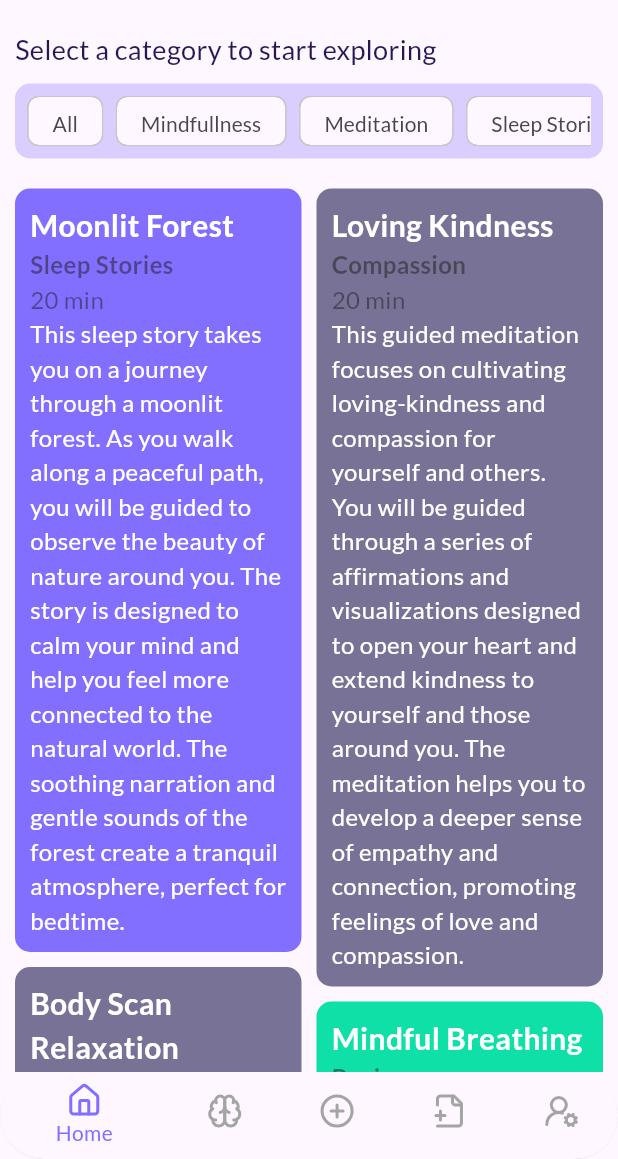
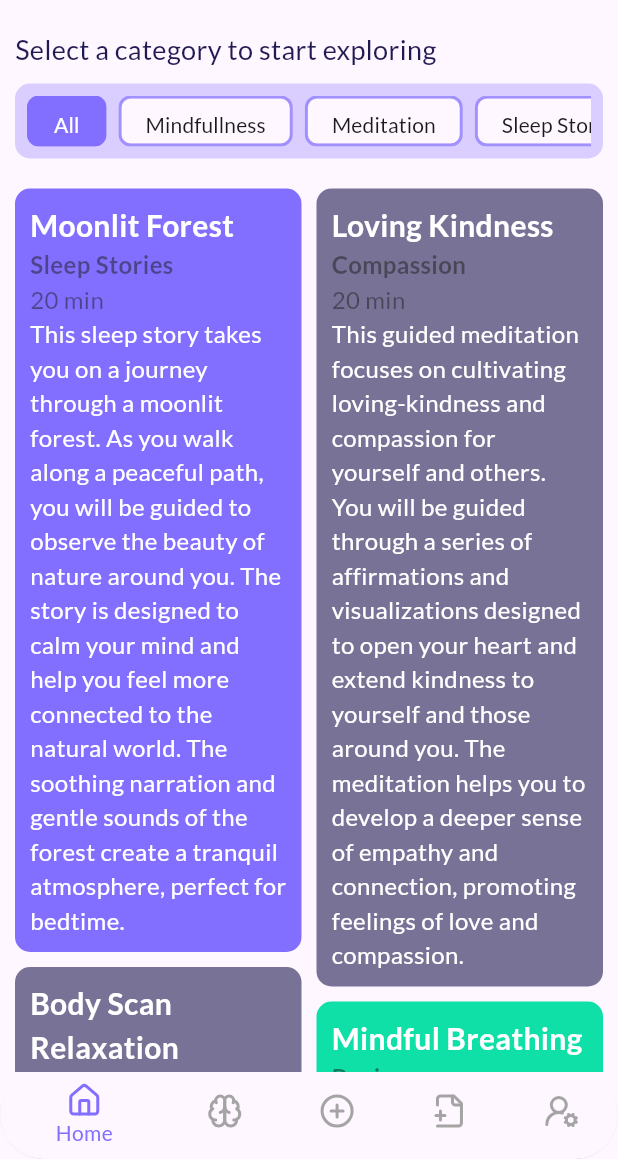
Before and after one commit to dinuka920/Flutter-App-09---Meditator, a Flutter app: the screen it shows after launch, on a phone screen of 412 x 824 dp, the part 77-1236 px from its top. Run offline on Flutter 3.47's test engine with Material 3 defaults, Android fonts, the phone set to English and light mode, and no system bars; our stand-ins replace flutter_svg, go_router, google_fonts.

```diff
--- a/lib/pages/main_screens/home_page.dart
+++ b/lib/pages/main_screens/home_page.dart
@@ -86,29 +86,125 @@ class HomePage extends StatelessWidget {
                               child: Row(
                                 children: [
                                   FilterChip(
-                                    label: Text("All"),
-                                    onSelected: (bool value) {},
+                                    label: Text(
+                                      "All",
+                                      style: TextStyle(
+                                        color:
+                                            filterData.getSelectedCatagory() ==
+                                                    "All"
+                                                ? AppColors.primaryWhite
+                                                : AppColors.primaryBlack,
+                                      ),
+                                    ),
+                                    onSelected: (bool value) {
+                                      filterData.filteredData("All");
+                                    },
+                                    selected:
+                                        filterData.getSelectedCatagory() ==
+                                            "All",
+                                    selectedColor: AppColors.primaryPurple,
+                                    showCheckmark: false,
+                                    shape: RoundedRectangleBorder(
+                                      borderRadius: BorderRadius.circular(8),
+                                      side: BorderSide(
+                                        color: AppColors.primaryPurple
+                                            .withOpacity(0.5),
+                                        width: 2,
+                                      ),
+                                    ),
                                   ),
                                   SizedBox(
                                     width: 8,
                                   ),
                                   FilterChip(
-                                    label: Text("Mindfullness"),
-                                    onSelected: (bool value) {},
+                                    label: Text(
+                                      "Mindfullness",
+                                      style: TextStyle(
+                                        color:
+                                            filterData.getSelectedCatagory() ==
+                                                    "Mindfullness"
+                                                ? AppColors.primaryWhite
+                                                : AppColors.primaryBlack,
+                                      ),
+                                    ),
+                                    onSelected: (bool value) {
+                                      filterData.filteredData("Mindfullness");
+                                    },
+                                    selected:
+                                        filterData.getSelectedCatagory() ==
+                                            "Mindfullness",
+                                    selectedColor: AppColors.primaryPurple,
+                                    showCheckmark: false,
+                                    shape: RoundedRectangleBorder(
+                                      borderRadius: BorderRadius.circular(8),
+                                      side: BorderSide(
+                                        color: AppColors.primaryPurple
+                                            .withOpacity(0.5),
+                                        width: 2,
+                                      ),
+                                    ),
                                   ),
                                   SizedBox(
                                     width: 8,
                                   ),
                                   FilterChip(
-                                    label: Text("Meditation"),
-                                    onSelected: (bool value) {},
+                                    label: Text(
+                                      "Meditation",
+                                      style: TextStyle(
+                                        color:
+                                            filterData.getSelectedCatagory() ==
+                                                    "Meditation"
+                                                ? AppColors.primaryWhite
+                                                : AppColors.primaryBlack,
+                                      ),
+                                    ),
+                                    onSelected: (bool value) {
+                                      filterData.filteredData("Meditation");
+                                    },
+                                    selected:
+                                        filterData.getSelectedCatagory() ==
+                                            "Meditation",
+                                    selectedColor: AppColors.primaryPurple,
+                                    showCheckmark: false,
+                                    shape: RoundedRectangleBorder(
+                                      borderRadius: BorderRadius.circular(8),
+                                      side: BorderSide(
+                                        color: AppColors.primaryPurple
+                                            .withOpacity(0.5),
+                                        width: 2,
+                                      ),
+                                    ),
                                   ),
                                   SizedBox(
                                     width: 8,
                                   ),
                                   FilterChip(
-                                    label: Text("Sleep Stories"),
-                                    onSelected: (bool value) {},
+                                    label: Text(
+                                      "Sleep Stories",
+                                      style: TextStyle(
+                                        color:
+                                            filterData.getSelectedCatagory() ==
+                                                    "Sleep Stories"
+                                                ? AppColors.primaryWhite
+                                                : AppColors.primaryBlack,
+                                      ),
+                                    ),
+                                    onSelected: (bool value) {
+                                      filterData.filteredData("Sleep Stories");
+                                    },
+                                    selected:
+                                        filterData.getSelectedCatagory() ==
+                                            "Sleep Stories",
+                                    selectedColor: AppColors.primaryPurple,
+                                    showCheckmark: false,
+                                    shape: RoundedRectangleBorder(
+                                      borderRadius: BorderRadius.circular(8),
+                                      side: BorderSide(
+                                        color: AppColors.primaryPurple
+                                            .withOpacity(0.5),
+                                        width: 2,
+                                      ),
+                                    ),
                                   ),
                                 ],
                               ),
--- a/lib/providers/filter_provider.dart
+++ b/lib/providers/filter_provider.dart
@@ -10,6 +10,7 @@ import 'package:provider/provider.dart';
 class FilterProvider extends ChangeNotifier {
   List<dynamic> _allData = [];
   List<dynamic> _filteredData = [];
+  String _selectedCategory = "All";
 
   // get all the data from other providers
   Future<void> getData(BuildContext context) async {
@@ -43,4 +44,26 @@ class FilterProvider extends ChangeNotifier {
 
   // getter
   List<dynamic> get filterData => _filteredData;
+
+  // methode to filter the data
+  void filteredData(String category) {
+    _selectedCategory = category;
+
+    if (category == "All") {
+      _filteredData = _allData;
+    } else if (category == "Mindfullness") {
+      _filteredData = _allData.whereType<MindfulnessExerciseModel>().toList();
+    } else if (category == "Meditation") {
+      _filteredData = _allData.whereType<MeditationExerciseModel>().toList();
+    } else if (category == "Sleep Stories") {
+      _filteredData = _allData.whereType<SleepExerciseModel>().toList();
+    }
+
+    notifyListeners();
+  }
+
+  // methode to retun the selected category
+  String getSelectedCatagory() {
+   return _selectedCategory;
+  }
 }
```
